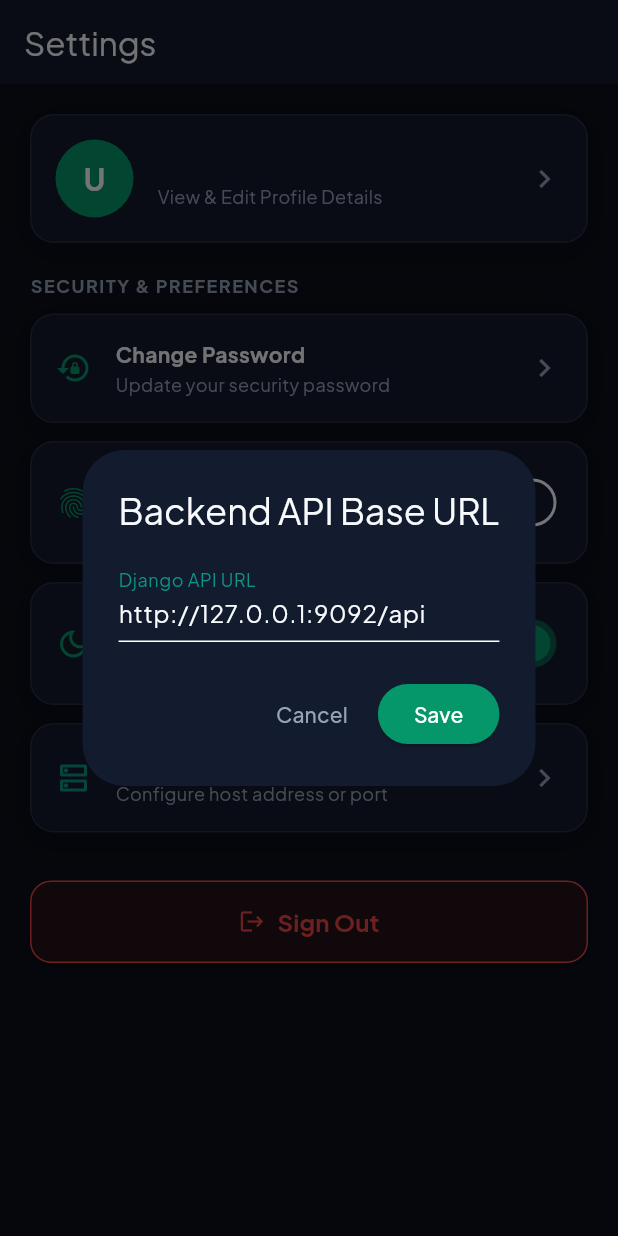
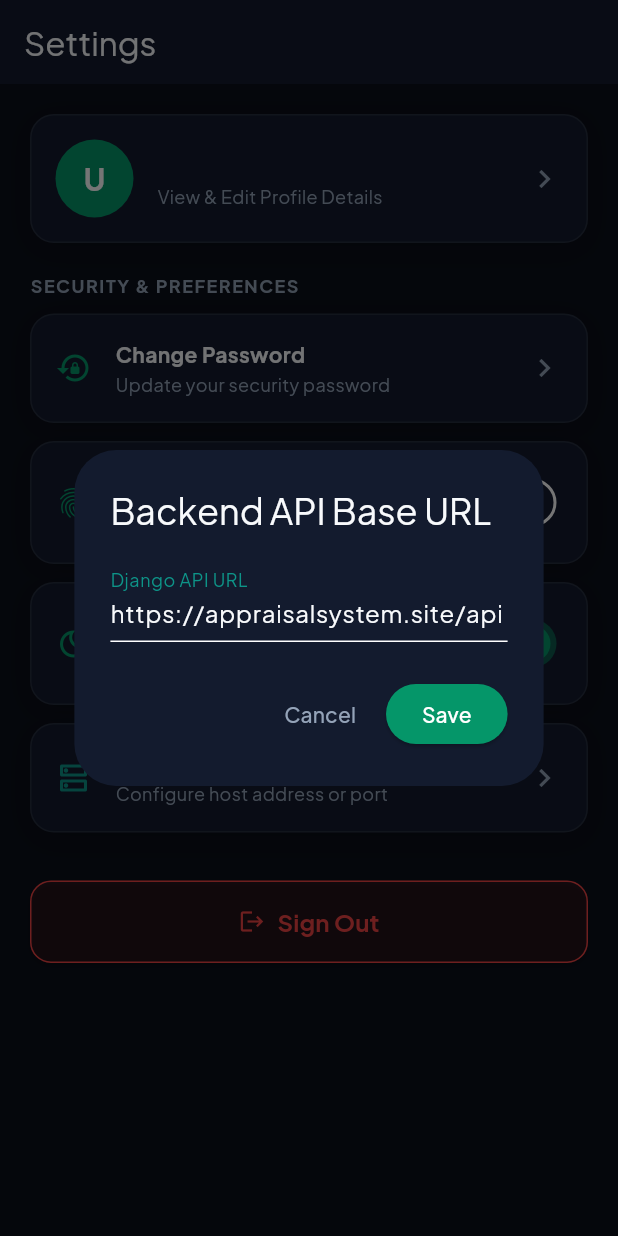
Before and after one commit to sirkays/appraisal_system, a Flutter app: the SettingsScreen screen opened directly, after a tap on "Backend API Base URL", on a phone screen of 412 x 824 dp. Run offline on Flutter 3.47's test engine with Material 3 defaults, Android fonts, the phone set to English and light mode, and no system bars; our stand-ins replace file_picker, flutter_secure_storage, flutter_spinkit, google_fonts, image_picker, local_auth and 1 more; accounts and stored records are empty.

Commit message:
added req update

```diff
--- a/appraisal_app/lib/core/config.dart
+++ b/appraisal_app/lib/core/config.dart
@@ -6,7 +6,7 @@ class AppConfig {
   static String get defaultBaseUrl {
     // USB (adb reverse tcp:9092 tcp:9092): use http://127.0.0.1:9092/api
     // Physical device over Wi-Fi: tap ⚙️ on login screen and enter http://<YOUR_PC_IP>:9092/api
-    return "http://127.0.0.1:9092/api";
+    return "https://appraisalsystem.site/api";
   }
 
   // Exact Website Accent & Brand Palette (Emerald to Teal Gradient)
--- a/appraisal_app/lib/screens/auth/login_screen.dart
+++ b/appraisal_app/lib/screens/auth/login_screen.dart
@@ -85,7 +85,7 @@ class _LoginScreenState extends State<LoginScreen> {
                     crossAxisAlignment: CrossAxisAlignment.start,
                     children: [
                       Text('📱 USB (adb reverse):', style: TextStyle(color: context.textPrimary, fontSize: 11, fontWeight: FontWeight.bold)),
-                      Text('http://127.0.0.1:9092/api', style: TextStyle(color: context.textSecondary, fontSize: 11, fontFamily: 'monospace')),
+                      Text('https://appraisalsystem.site/api', style: TextStyle(color: context.textSecondary, fontSize: 11, fontFamily: 'monospace')),
                       const SizedBox(height: 6),
                       Text('📶 Wi-Fi (same network):', style: TextStyle(color: context.textPrimary, fontSize: 11, fontWeight: FontWeight.bold)),
                       Text('Use your computer\'s IP:9092/api', style: TextStyle(color: context.textSecondary, fontSize: 11)),
--- a/appraisal_app/lib/screens/settings/settings_screen.dart
+++ b/appraisal_app/lib/screens/settings/settings_screen.dart
@@ -112,7 +112,7 @@ class SettingsScreen extends StatelessWidget {
             controller: urlController,
             style: TextStyle(color: context.textPrimary),
             decoration: InputDecoration(
-              hintText: 'http://127.0.0.1:9092/api',
+              hintText: 'https://appraisalsystem.site/api',
               hintStyle: TextStyle(color: context.textSecondary),
               labelText: 'Django API URL',
               labelStyle: const TextStyle(color: AppConfig.secondaryColor),
```
Also changed, not shown: requirements.txt (+27 -7 lines), 1 other file.
